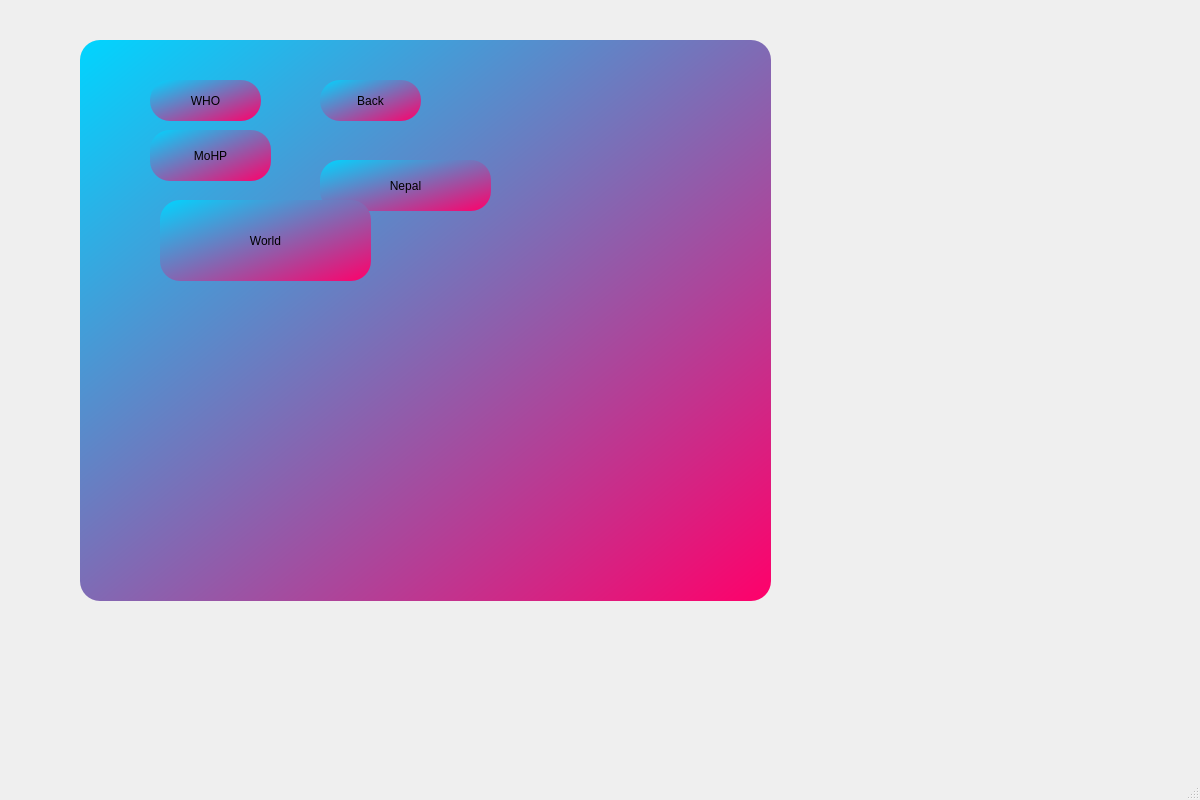
Before: the Qt Designer form CoviCURE/Forms/Live/livedash.ui in ayush-regmi/CoviCURE, drawn with Qt 5.
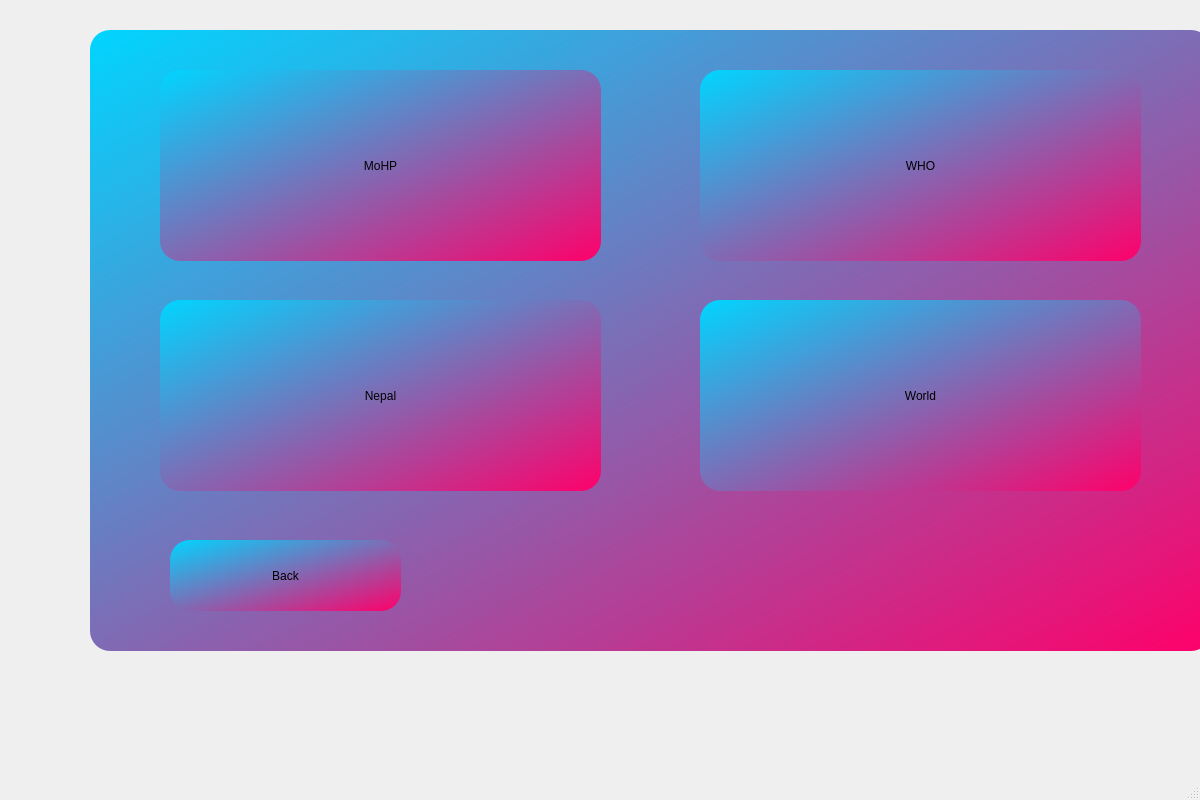
After: the same form once the commit is applied.

```diff
--- a/CoviCURE/Forms/Live/livedash.ui
+++ b/CoviCURE/Forms/Live/livedash.ui
@@ -17,10 +17,10 @@
    <widget class="QGroupBox" name="groupBox">
     <property name="geometry">
      <rect>
-      <x>80</x>
-      <y>40</y>
-      <width>691</width>
-      <height>561</height>
+      <x>90</x>
+      <y>30</y>
+      <width>1121</width>
+      <height>621</height>
      </rect>
     </property>
     <property name="styleSheet">
@@ -33,10 +33,10 @@
     <widget class="QPushButton" name="pushButtonNepal">
      <property name="geometry">
       <rect>
-       <x>240</x>
-       <y>120</y>
-       <width>171</width>
-       <height>51</height>
+       <x>70</x>
+       <y>270</y>
+       <width>441</width>
+       <height>191</height>
       </rect>
      </property>
      <property name="text">
@@ -46,10 +46,10 @@
     <widget class="QPushButton" name="pushButtonWHO">
      <property name="geometry">
       <rect>
-       <x>70</x>
+       <x>610</x>
        <y>40</y>
-       <width>111</width>
-       <height>41</height>
+       <width>441</width>
+       <height>191</height>
       </rect>
      </property>
      <property name="text">
@@ -60,22 +60,31 @@
      <property name="geometry">
       <rect>
        <x>70</x>
-       <y>90</y>
-       <width>121</width>
-       <height>51</height>
+       <y>40</y>
+       <width>441</width>
+       <height>191</height>
       </rect>
      </property>
+     <property name="styleSheet">
+      <string notr="true"/>
+     </property>
      <property name="text">
       <string>MoHP</string>
      </property>
+     <property name="iconSize">
+      <size>
+       <width>100</width>
+       <height>60</height>
+      </size>
+     </property>
     </widget>
     <widget class="QPushButton" name="pushButtonBack">
      <property name="geometry">
       <rect>
-       <x>240</x>
-       <y>40</y>
-       <width>101</width>
-       <height>41</height>
+       <x>80</x>
+       <y>510</y>
+       <width>231</width>
+       <height>71</height>
       </rect>
      </property>
      <property name="text">
@@ -85,10 +94,10 @@
     <widget class="QPushButton" name="pushButtonWorld">
      <property name="geometry">
       <rect>
-       <x>80</x>
-       <y>160</y>
-       <width>211</width>
-       <height>81</height>
+       <x>610</x>
+       <y>270</y>
+       <width>441</width>
+       <height>191</height>
       </rect>
      </property>
      <property name="text">
```
